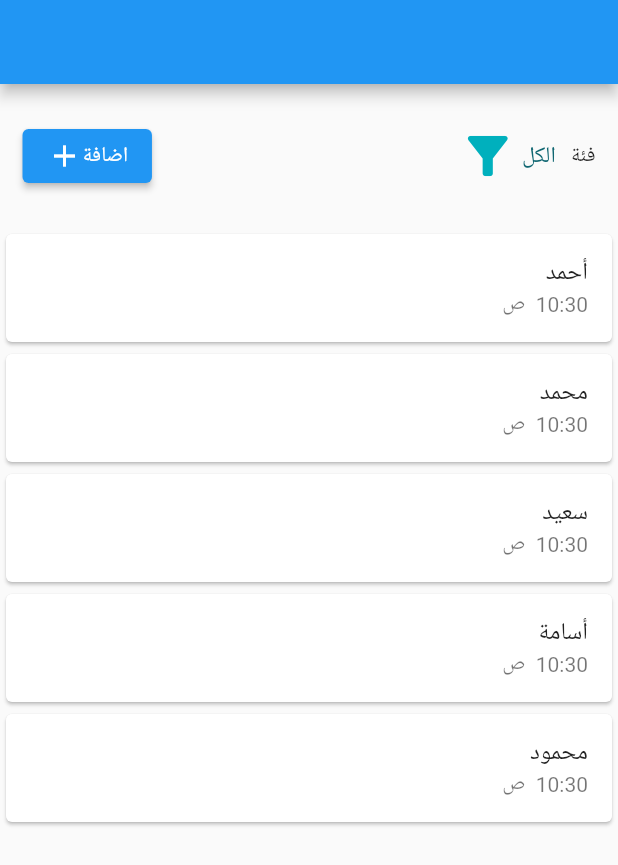
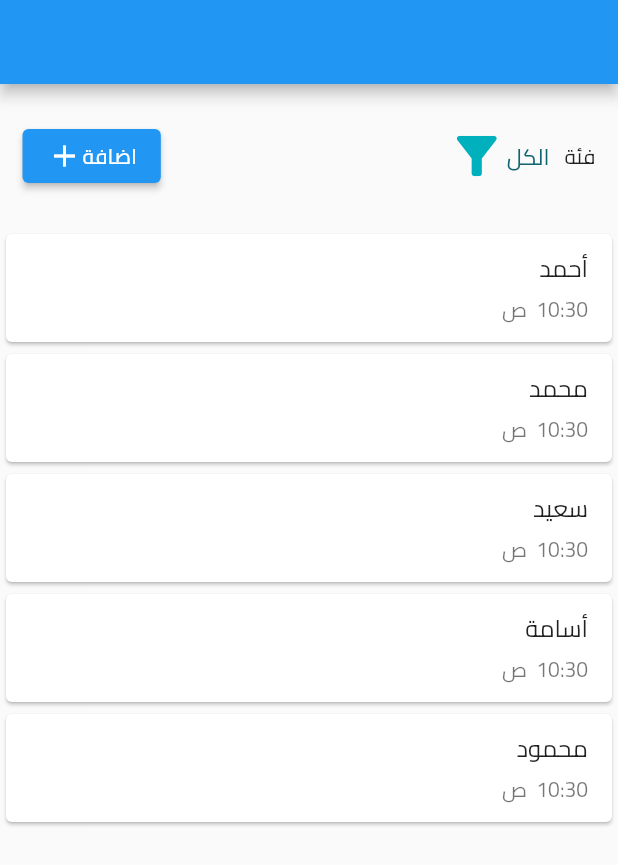
Before and after one commit to Ahmed2120/work-time, a Flutter app: the screen it shows after launch, on a phone screen of 412 x 824 dp. Shown: the top 865 px of the screen. Run offline on Flutter 3.47's test engine with Material 2 defaults, Android fonts, the phone set to English and light mode, and no system bars; our stand-ins replace iconly, sqflite; accounts and stored records are empty.

Commit message:
add font family

```diff
--- a/lib/main.dart
+++ b/lib/main.dart
@@ -21,6 +21,7 @@
         debugShowCheckedModeBanner: false,
         title: 'work time',
         theme: ThemeData(
+          fontFamily: 'Cairo',
           primarySwatch: Colors.blue,
         ),
         home: HomePage(),
```
Also changed, not shown: pubspec.yaml (+13 -17 lines), pubspec.lock.
